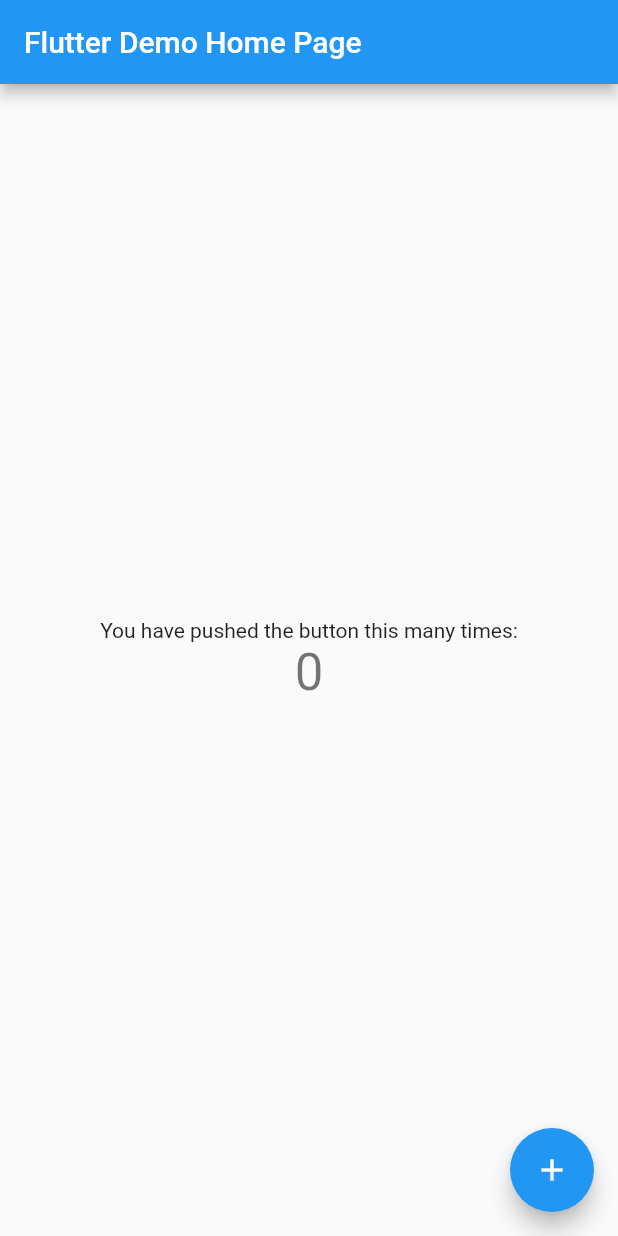
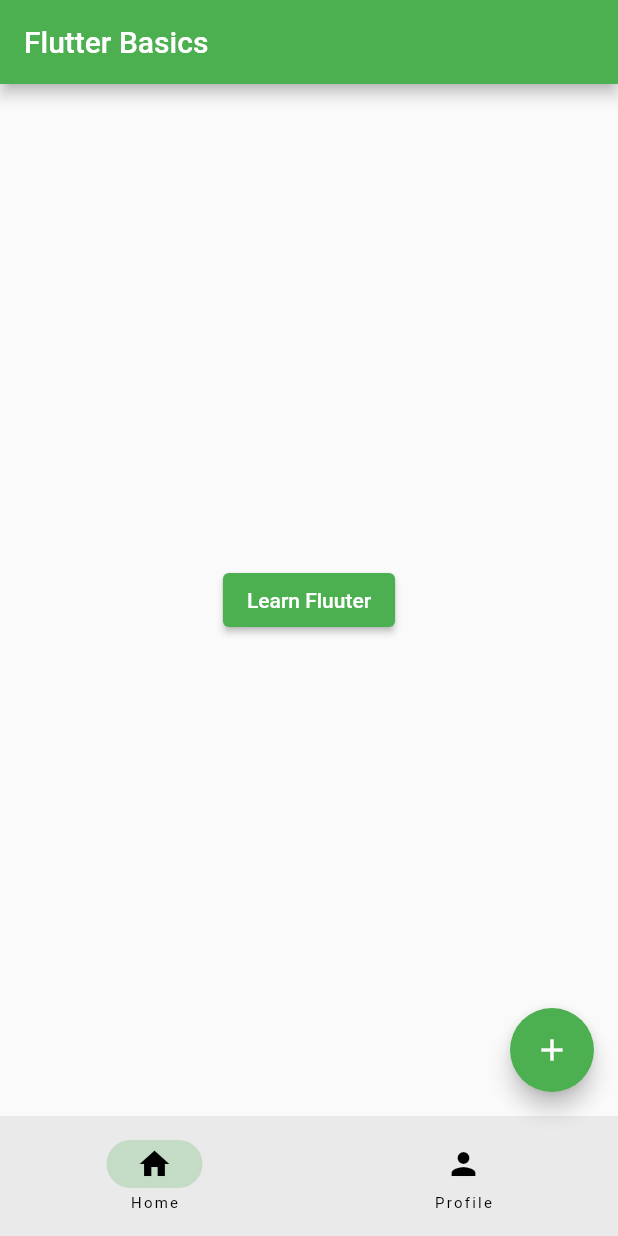
Before and after one commit to codezay/flutter_basics_1, a Flutter app: the screen it shows after launch, on a phone screen of 412 x 824 dp. Run offline on Flutter 3.47's test engine with Material 2 defaults, Android fonts, the phone set to English and light mode, and no system bars.

Commit message:
basic widgets and functionalities

```diff
--- /dev/null
+++ b/lib/home_page.dart
@@ -0,0 +1,20 @@
+import 'package:flutter/material.dart';
+import 'package:flutter_basics_1/learn_flutter_page.dart';
+
+class HomePage extends StatelessWidget {
+  const HomePage({super.key});
+
+  @override
+  Widget build(BuildContext context) {
+    return Center(
+        child: ElevatedButton(
+            onPressed: () {
+              Navigator.of(context).push(
+                MaterialPageRoute(builder: (BuildContext context) {
+                  return const LearnFlutterPage();
+                }),
+              );
+            },
+            child: const Text('Learn Fluuter')));
+  }
+}
--- a/lib/main.dart
+++ b/lib/main.dart
@@ -1,4 +1,7 @@
 import 'package:flutter/material.dart';
+import 'package:flutter_basics_1/home_page.dart';
+import 'package:flutter_basics_1/profile_page.dart';
+// import 'package:flutter_basics_1/original_main.dart';
 
 void main() {
   runApp(const MyApp());
@@ -7,109 +10,64 @@
 class MyApp extends StatelessWidget {
   const MyApp({super.key});
 
-  // This widget is the root of your application.
   @override
   Widget build(BuildContext context) {
     return MaterialApp(
-      title: 'Flutter Demo',
+      debugShowCheckedModeBanner: false, // removing the debug banner
       theme: ThemeData(
-        // This is the theme of your application.
-        //
-        // Try running your application with "flutter run". You'll see the
-        // application has a blue toolbar. Then, without quitting the app, try
-        // changing the primarySwatch below to Colors.green and then invoke
-        // "hot reload" (press "r" in the console where you ran "flutter run",
-        // or simply save your changes to "hot reload" in a Flutter IDE).
-        // Notice that the counter didn't reset back to zero; the application
-        // is not restarted.
-        primarySwatch: Colors.blue,
+        primarySwatch: Colors.green,
       ),
-      home: const MyHomePage(title: 'Flutter Demo Home Page'),
+      home: const RootPage(),
     );
   }
 }
 
-class MyHomePage extends StatefulWidget {
-  const MyHomePage({super.key, required this.title});
-
-  // This widget is the home page of your application. It is stateful, meaning
-  // that it has a State object (defined below) that contains fields that affect
-  // how it looks.
-
-  // This class is the configuration for the state. It holds the values (in this
-  // case the title) provided by the parent (in this case the App widget) and
-  // used by the build method of the State. Fields in a Widget subclass are
-  // always marked "final".
-
-  final String title;
+class RootPage extends StatefulWidget {
+  const RootPage({super.key});
 
   @override
-  State<MyHomePage> createState() => _MyHomePageState();
+  State<RootPage> createState() => _RootPageState();
 }
 
-class _MyHomePageState extends State<MyHomePage> {
-  int _counter = 0;
-
-  void _incrementCounter() {
-    setState(() {
-      // This call to setState tells the Flutter framework that something has
-      // changed in this State, which causes it to rerun the build method below
-      // so that the display can reflect the updated values. If we changed
-      // _counter without calling setState(), then the build method would not be
-      // called again, and so nothing would appear to happen.
-      _counter++;
-    });
-  }
-
+class _RootPageState extends State<RootPage> {
+  int currentPage = 0;
+  //
+  List<Widget> pages = const [
+    HomePage(),
+    ProfilePage(),
+  ];
   @override
   Widget build(BuildContext context) {
-    // This method is rerun every time setState is called, for instance as done
-    // by the _incrementCounter method above.
-    //
-    // The Flutter framework has been optimized to make rerunning build methods
-    // fast, so that you can just rebuild anything that needs updating rather
-    // than having to individually change instances of widgets.
     return Scaffold(
       appBar: AppBar(
-        // Here we take the value from the MyHomePage object that was created by
-        // the App.build method, and use it to set our appbar title.
-        title: Text(widget.title),
+        title: const Text('Flutter Basics'),
       ),
-      body: Center(
-        // Center is a layout widget. It takes a single child and positions it
-        // in the middle of the parent.
-        child: Column(
-          // Column is also a layout widget. It takes a list of children and
-          // arranges them vertically. By default, it sizes itself to fit its
-          // children horizontally, and tries to be as tall as its parent.
-          //
-          // Invoke "debug painting" (press "p" in the console, choose the
-          // "Toggle Debug Paint" action from the Flutter Inspector in Android
-          // Studio, or the "Toggle Debug Paint" command in Visual Studio Code)
-          // to see the wireframe for each widget.
-          //
-          // Column has various properties to control how it sizes itself and
-          // how it positions its children. Here we use mainAxisAlignment to
-          // center the children vertically; the main axis here is the vertical
-          // axis because Columns are vertical (the cross axis would be
-          // horizontal).
-          mainAxisAlignment: MainAxisAlignment.center,
-          children: <Widget>[
-            const Text(
-              'You have pushed the button this many times:',
-            ),
-            Text(
-              '$_counter',
-              style: Theme.of(context).textTheme.headline4,
-            ),
-          ],
-        ),
+      body: pages[currentPage],
+      floatingActionButton: FloatingActionButton(
+        onPressed: () {
+          debugPrint('FloatingActionButton pressed');
+        },
+        child: const Icon(Icons.add),
       ),
-      floatingActionButton: FloatingActionButton(
-        onPressed: _incrementCounter,
-        tooltip: 'Increment',
-        child: const Icon(Icons.add),
-      ), // This trailing comma makes auto-formatting nicer for build methods.
+      bottomNavigationBar: NavigationBar(
+        destinations: const [
+          NavigationDestination(
+            icon: Icon(Icons.home),
+            label: 'Home',
+          ),
+          NavigationDestination(
+            icon: Icon(Icons.person),
+            label: 'Profile',
+          )
+        ],
+        onDestinationSelected: (int index) {
+          setState(() {
+            currentPage = index;
+          });
+          // currentPage = index;
+        },
+        selectedIndex: currentPage,
+      ),
     );
   }
 }
```
Also changed, not shown: lib/learn_flutter_page.dart (added, +123 -0 lines), lib/original_main.dart (added, +115 -0 lines), lib/profile_page.dart (added, +24 -0 lines), pubspec.yaml (+5 -2 lines), images/einstein.jpg (added), 1 other file.
